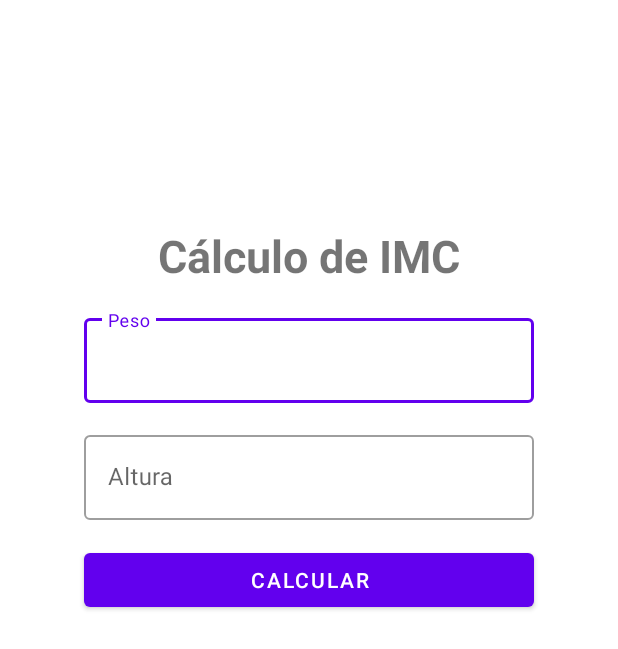
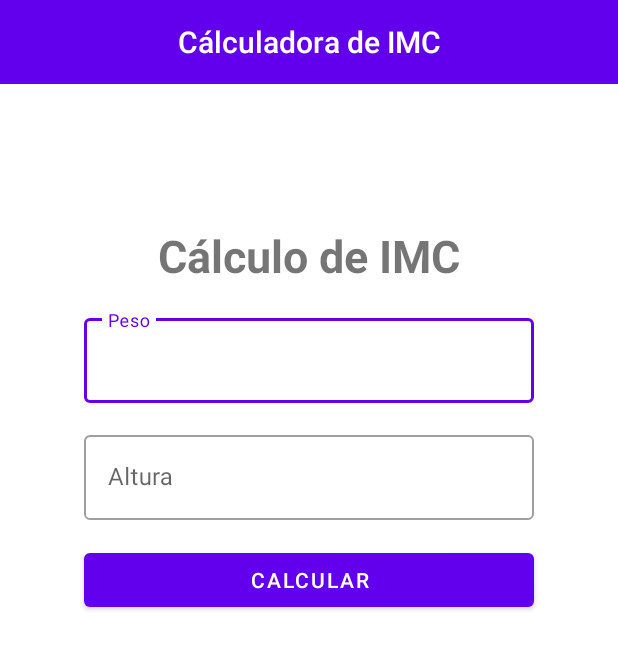
Before and after one commit to elisabethfarias/imc-kotlin, an Android app: the layout activity_main.xml on its own in the app's theme, with its tools: preview values and no code run, on a phone screen of 412 x 824 dp. Shown: the top 649 px of the screen. Run offline under Robolectric (Android 15) with nearby library versions, the phone set to English and light mode, and no system bars.

Commit message:
Created ActionBar

```diff
--- a/app/src/main/AndroidManifest.xml
+++ b/app/src/main/AndroidManifest.xml
@@ -10,7 +10,6 @@
         android:supportsRtl="true"
         android:theme="@style/Theme.Imcapp">
 
-        <activity android:name=".ui.ResultActivity"></activity>
 
         <activity android:name=".ui.MainActivity">
             <intent-filter>
--- a/app/src/main/res/layout/activity_main.xml
+++ b/app/src/main/res/layout/activity_main.xml
@@ -7,8 +7,31 @@
 
     android:layout_width="match_parent"
     android:layout_height="match_parent"
+    tools:context=".ui.MainActivity">
 
-    tools:context=".ui.MainActivity">
+    <androidx.appcompat.widget.Toolbar
+        android:id="@+id/toolbar"
+        android:layout_width="match_parent"
+        android:layout_height="wrap_content"
+        android:gravity="center_horizontal"
+        android:background="?attr/colorPrimary"
+        android:theme="?attr/actionBarTheme"
+        tools:text="beth"
+        app:titleTextColor="@android:color/white"
+        app:layout_constraintEnd_toEndOf="parent"
+        app:layout_constraintStart_toStartOf="parent"
+        app:layout_constraintTop_toTopOf="parent">
+
+        <TextView
+            android:id="@+id/toolbar_title"
+            android:layout_width="wrap_content"
+            android:layout_height="wrap_content"
+            android:text="@string/tv_toolbar_title"
+            android:textColor="@android:color/white"
+            style="@style/TextAppearance.AppCompat.Widget.ActionBar.Title"
+            android:layout_gravity="center"
+            />
+    </androidx.appcompat.widget.Toolbar>
 
 
 
@@ -17,7 +40,7 @@
         android:layout_width="match_parent"
         android:layout_height="wrap_content"
         android:layout_marginTop="150dp"
-        android:text="Cálculo de IMC"
+        android:text="@string/tv_title"
         android:textStyle="bold"
         android:textAlignment="center"
         android:textSize="30sp"
@@ -31,7 +54,7 @@
         android:layout_width="300dp"
         android:layout_height="wrap_content"
         android:layout_margin="16dp"
-        android:hint="Peso"
+        android:hint="@string/txt_input_hint_weight"
         app:layout_constraintEnd_toEndOf="parent"
         app:layout_constraintStart_toStartOf="parent"
         app:layout_constraintTop_toBottomOf="@id/tv_title"
--- a/app/src/main/res/values-night/themes.xml
+++ b/app/src/main/res/values-night/themes.xml
@@ -13,4 +13,5 @@
         <item name="android:statusBarColor" tools:targetApi="l">?attr/colorPrimaryVariant</item>
         <!-- Customize your theme here. -->
     </style>
+
 </resources>
--- a/app/src/main/res/values/strings.xml
+++ b/app/src/main/res/values/strings.xml
@@ -1,4 +1,7 @@
 <resources>
     <string name="app_name">imc-app</string>
     <string name="input_weight">peso</string>
+    <string name="tv_toolbar_title">Cálculadora de IMC</string>
+    <string name="tv_title">Cálculo de IMC</string>
+    <string name="txt_input_hint_weight">Peso</string>
 </resources>
```
Also changed, not shown: app/src/main/java/com/example/imc_app/ui/MainActivity.kt (+8 -9 lines), app/src/main/java/com/example/imc_app/ui/MainViewModel.kt (+20 -3 lines), app/src/main/java/com/example/imc_app/ui/ResultActivity.kt (deleted, +0 -12 lines), app/src/main/res/layout/activity_result.xml (deleted, +0 -9 lines), 1 other file.
